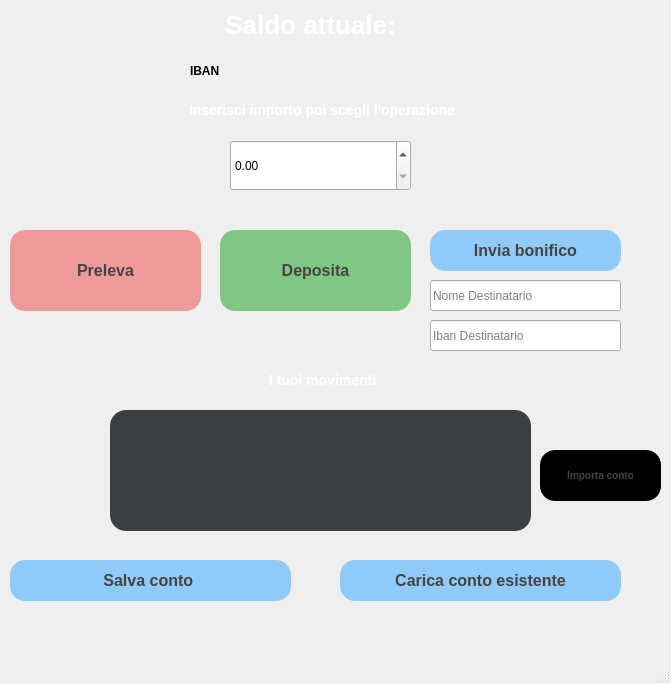
The window that MainWindow.ui (AndreaDiPietro0/BankAccount_DiPietro) describes before a commit, drawn with Qt 5.
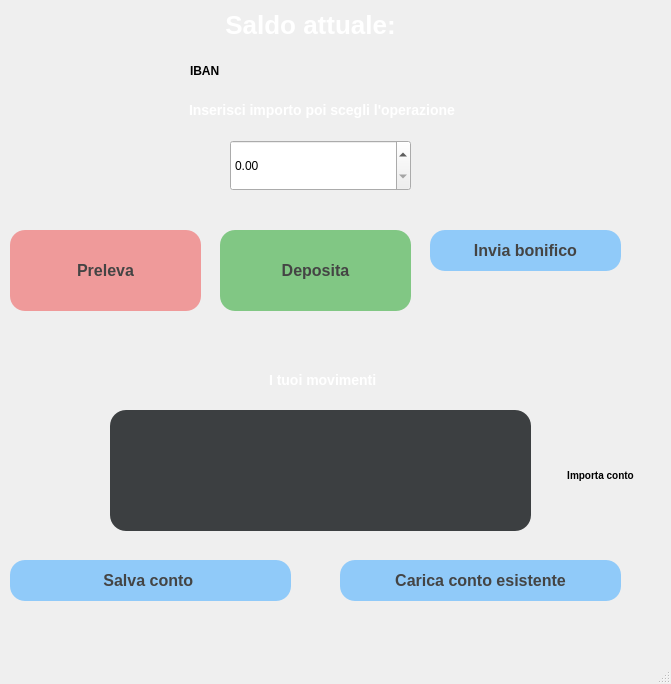
The same window after the commit.

Patch:
```diff
--- a/MainWindow.ui
+++ b/MainWindow.ui
@@ -232,24 +232,6 @@
      <string>Invia bonifico</string>
     </property>
    </widget>
-   <widget class="QLineEdit" name="editDestinatario">
-    <property name="geometry">
-     <rect>
-      <x>430</x>
-      <y>280</y>
-      <width>191</width>
-      <height>31</height>
-     </rect>
-    </property>
-    <property name="font">
-     <font>
-      <family>Helvetica</family>
-     </font>
-    </property>
-    <property name="placeholderText">
-     <string>Nome Destinatario</string>
-    </property>
-   </widget>
    <widget class="QListWidget" name="listTransactions">
     <property name="geometry">
      <rect>
@@ -387,27 +369,6 @@
      <string>IBAN</string>
     </property>
    </widget>
-   <widget class="QLineEdit" name="editIbanDestinatario">
-    <property name="geometry">
-     <rect>
-      <x>430</x>
-      <y>320</y>
-      <width>191</width>
-      <height>31</height>
-     </rect>
-    </property>
-    <property name="font">
-     <font>
-      <family>Helvetica</family>
-     </font>
-    </property>
-    <property name="text">
-     <string/>
-    </property>
-    <property name="placeholderText">
-     <string>Iban Destinatario</string>
-    </property>
-   </widget>
    <widget class="QPushButton" name="btnImporta">
     <property name="geometry">
      <rect>
@@ -420,13 +381,12 @@
     <property name="font">
      <font>
       <family>Helvetica</family>
-      <pointsize>-1</pointsize>
       <bold>true</bold>
      </font>
     </property>
     <property name="styleSheet">
      <string notr="true">QPushButton {
-    background-color: #000000; /* verde */
+    background-color: #000000
     color: #444444;             
     border-radius: 15px;       /* bordi arrotondati */
     padding: 10px 20px;       /* spaziatura interna */
```
